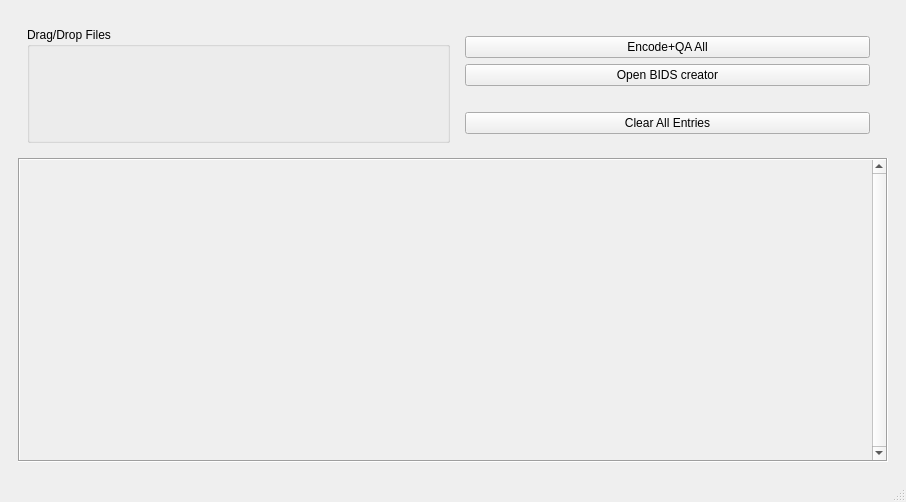
The window that nih2mne/GUI/templates/file_staging_meg.ui (nih-megcore/nih_to_mne) describes before a commit, drawn with Qt 5.
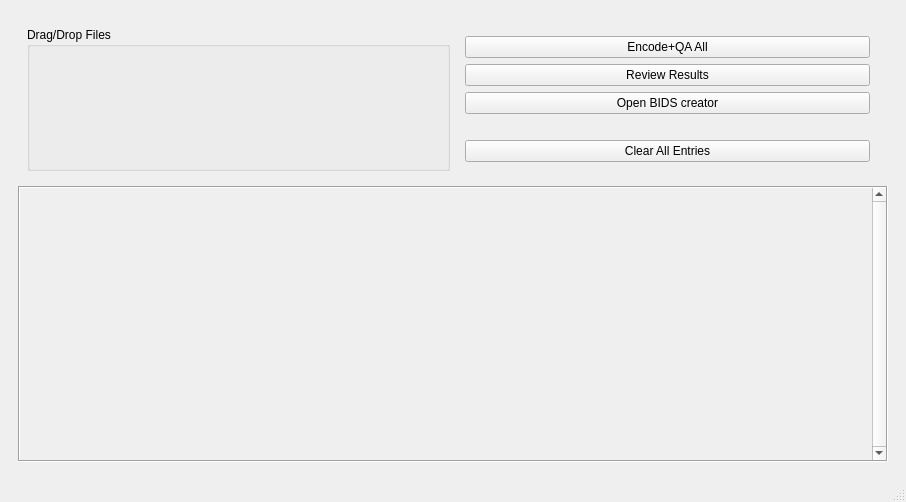
The same window after the commit.

Commit message:
ENH - QA All, now has a Review Results button
Individual tasks are displayed in order with their QA results

Patch:
```diff
--- a/nih2mne/GUI/templates/file_staging_meg.ui
+++ b/nih2mne/GUI/templates/file_staging_meg.ui
@@ -83,6 +83,16 @@
                </property>
               </widget>
              </item>
+             <item>
+              <widget class="QPushButton" name="pb_ReviewResults">
+               <property name="toolTip">
+                <string>Review results from the most recent Encode+QA All run</string>
+               </property>
+               <property name="text">
+                <string>Review Results</string>
+               </property>
+              </widget>
+             </item>
              <item>
               <widget class="QPushButton" name="pb_LaunchBidsCreator">
                <property name="text">
```
The commit also changes 3 other files.
